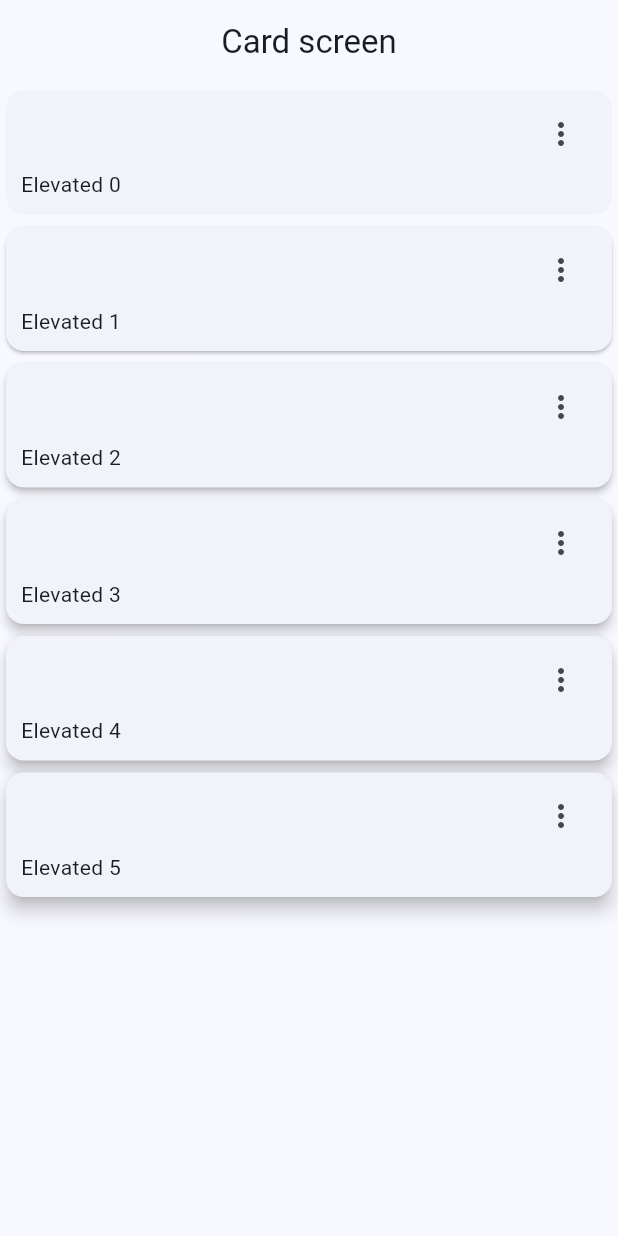
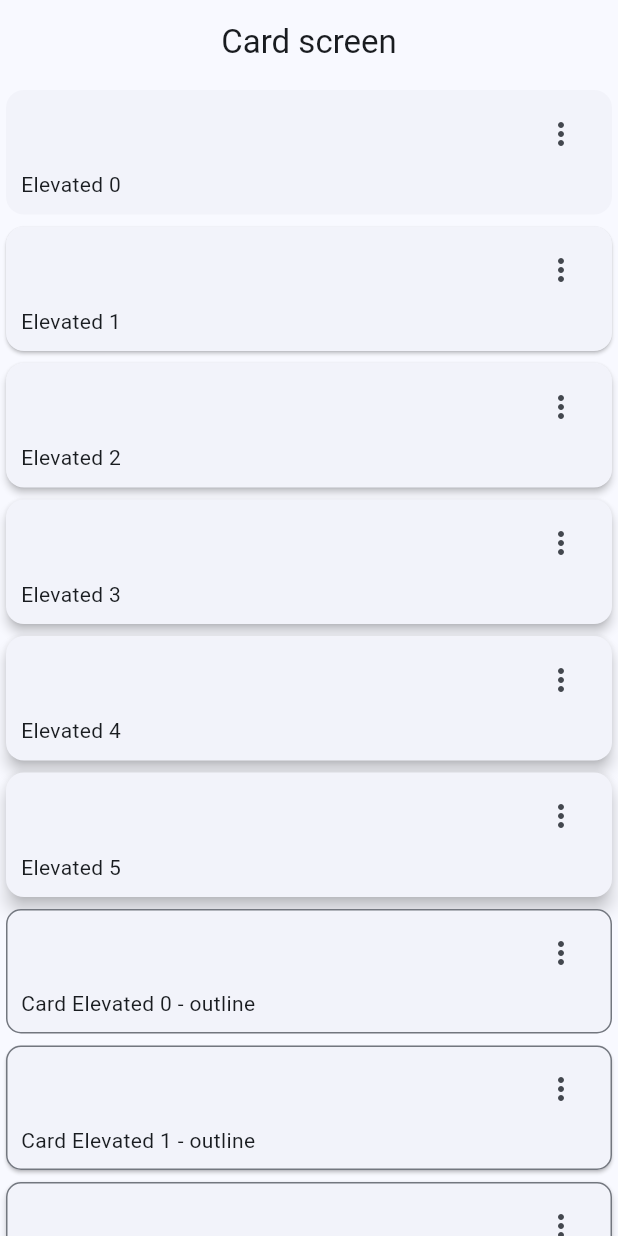
Before and after one commit to Ignaciomanchu1998/widget-app, a Flutter app: the CardScreen screen opened by its route, on a phone screen of 412 x 824 dp. Run offline on Flutter 3.47's test engine with Material 2 defaults, Android fonts, the phone set to English and light mode, and no system bars; our stand-ins replace go_router.

Commit message:
Custom card with border-radius

```diff
--- a/lib/presentation/screens/card/card_screen.dart
+++ b/lib/presentation/screens/card/card_screen.dart
@@ -33,7 +33,13 @@ class _CardView extends StatelessWidget {
       child: Column(
         children: [
           ...cards.map(
-            (card) => _CardItem(
+            (card) => _CardItem1(
+              elevation: card["elevation"],
+              label: card["label"],
+            ),
+          ),
+          ...cards.map(
+            (card) => _CardItem2(
               elevation: card["elevation"],
               label: card["label"],
             ),
@@ -44,8 +50,8 @@ class _CardView extends StatelessWidget {
   }
 }
 
-class _CardItem extends StatelessWidget {
-  const _CardItem({
+class _CardItem1 extends StatelessWidget {
+  const _CardItem1({
     required this.label,
     required this.elevation,
   });
@@ -78,3 +84,45 @@ class _CardItem extends StatelessWidget {
     );
   }
 }
+
+class _CardItem2 extends StatelessWidget {
+  const _CardItem2({
+    required this.label,
+    required this.elevation,
+  });
+
+  final String label;
+  final double elevation;
+
+  @override
+  Widget build(BuildContext context) {
+    final colors = Theme.of(context).colorScheme;
+    return Card(
+      shape: RoundedRectangleBorder(
+        side: BorderSide(
+          color: colors.outline,
+        ),
+        borderRadius: BorderRadius.circular(10.0),
+      ),
+      elevation: elevation,
+      child: Padding(
+        padding: const EdgeInsets.fromLTRB(10, 5, 10, 10),
+        child: Column(
+          children: [
+            Align(
+              alignment: Alignment.topRight,
+              child: IconButton(
+                onPressed: () {},
+                icon: const Icon(Icons.more_vert),
+              ),
+            ),
+            Align(
+              alignment: Alignment.bottomLeft,
+              child: Text("Card $label - outline"),
+            )
+          ],
+        ),
+      ),
+    );
+  }
+}
```
Also changed, not shown: 1 other file.
